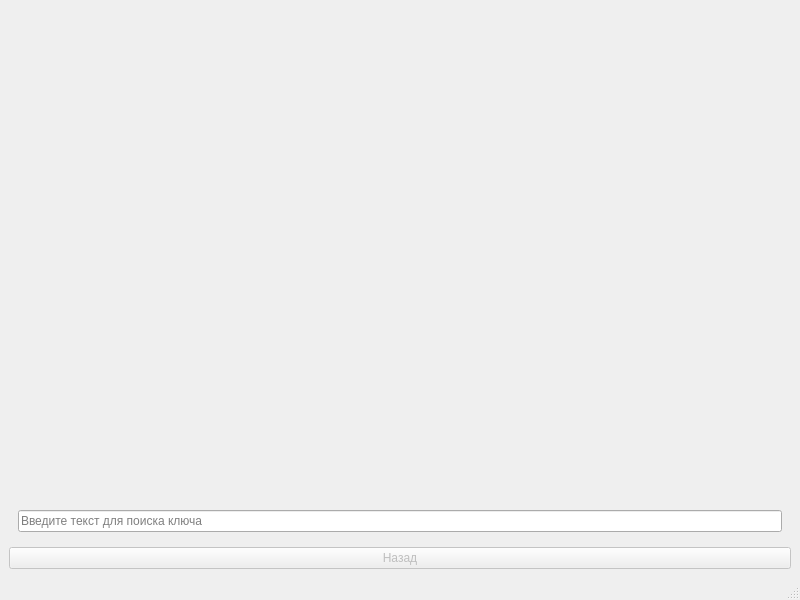
Above: mainwindow.ui from CausaPrincipalis71/dconf-deffaults-editor before the change. Below: the same form after it.
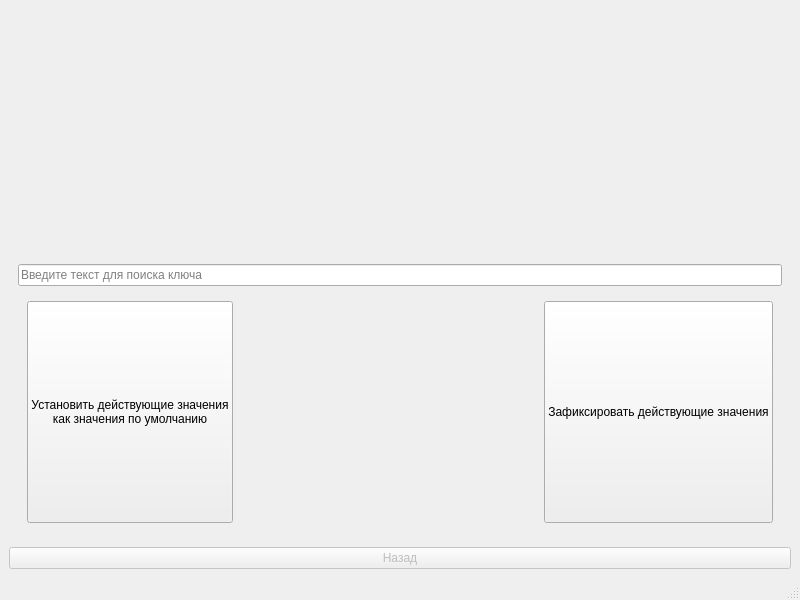
That is the form after the change. The open tabs and pages were chosen to show the change.

Commit message: Added schema and key search functionality, minor refactoring

```diff
--- a/mainwindow.ui
+++ b/mainwindow.ui
@@ -71,6 +71,52 @@
           </property>
          </widget>
         </item>
+        <item>
+         <widget class="QWidget" name="schemaInteractionWidget" native="true">
+          <layout class="QHBoxLayout" name="horizontalLayout_4">
+           <item>
+            <widget class="QPushButton" name="setSchemaAsDefault_pushButton">
+             <property name="sizePolicy">
+              <sizepolicy hsizetype="Preferred" vsizetype="Preferred">
+               <horstretch>0</horstretch>
+               <verstretch>0</verstretch>
+              </sizepolicy>
+             </property>
+             <property name="text">
+              <string>Установить действующие значения 
+как значения по умолчанию</string>
+             </property>
+            </widget>
+           </item>
+           <item>
+            <spacer name="horizontalSpacer_3">
+             <property name="orientation">
+              <enum>Qt::Horizontal</enum>
+             </property>
+             <property name="sizeHint" stdset="0">
+              <size>
+               <width>40</width>
+               <height>20</height>
+              </size>
+             </property>
+            </spacer>
+           </item>
+           <item>
+            <widget class="QPushButton" name="fixSchemaValue_pushButton">
+             <property name="sizePolicy">
+              <sizepolicy hsizetype="Preferred" vsizetype="Preferred">
+               <horstretch>0</horstretch>
+               <verstretch>0</verstretch>
+              </sizepolicy>
+             </property>
+             <property name="text">
+              <string>Зафиксировать действующие значения</string>
+             </property>
+            </widget>
+           </item>
+          </layout>
+         </widget>
+        </item>
        </layout>
       </widget>
       <widget class="QWidget" name="keyPage">
```
The commit also changes 4 other files.
